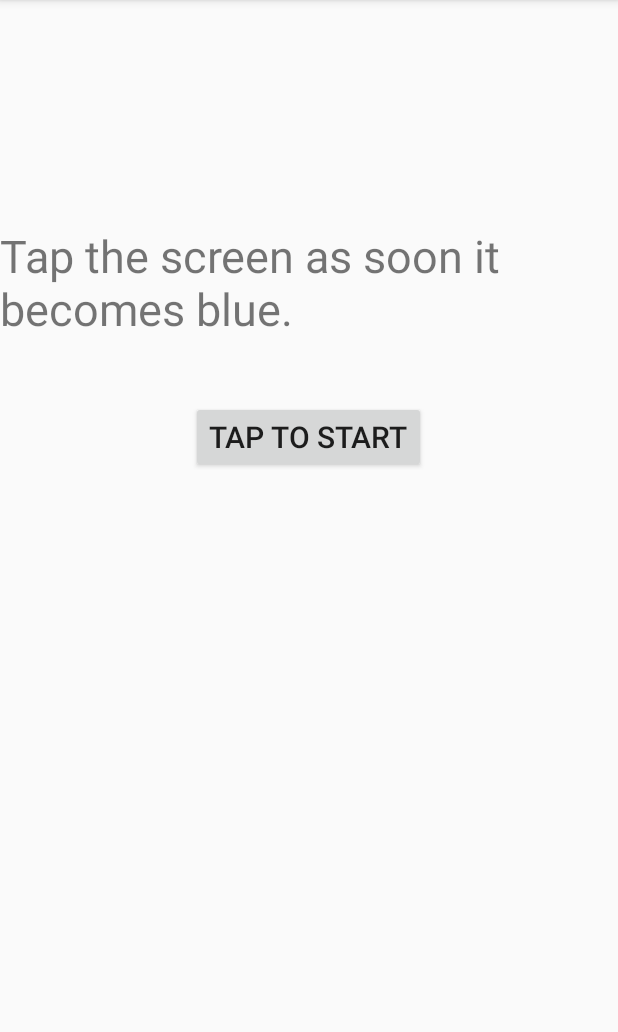
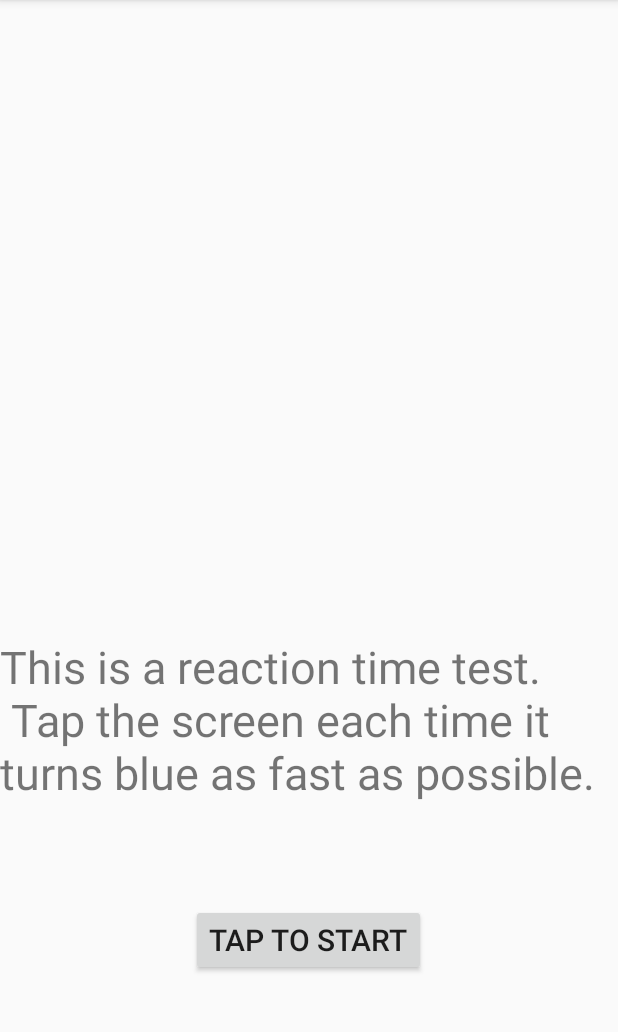
Before and after one commit to henrykaw/personalData, an Android app: the ReponseTime screen opened directly, with no data from a screen before it, on a phone screen of 412 x 824 dp, the part 84-1116 px from its top. Run offline under Robolectric (Android 15) with nearby library versions, the phone set to English and light mode, and no system bars.

Commit message:
Test updates

```diff
--- a/app/src/main/res/layout/activity_digit_span.xml
+++ b/app/src/main/res/layout/activity_digit_span.xml
@@ -22,7 +22,7 @@
         android:layout_width="wrap_content"
         android:layout_height="wrap_content"
         android:textSize="20sp"
-        android:text="Digit Span Test"
+        android:text="@string/digit_intro"
         android:layout_alignParentTop="true"
         android:layout_centerHorizontal="true"
         android:textAlignment="center"
--- a/app/src/main/res/layout/activity_reponse_time.xml
+++ b/app/src/main/res/layout/activity_reponse_time.xml
@@ -15,9 +15,9 @@
         android:layout_height="wrap_content"
         android:id="@+id/start_button"
         android:onClick="reponseStartButtonPressed"
-        android:layout_below="@+id/textView"
+        android:layout_alignParentBottom="true"
         android:layout_centerHorizontal="true"
-        android:layout_marginTop="63dp" />
+        android:layout_marginBottom="117dp" />
 
     <TextView
         android:text=""
@@ -34,9 +34,10 @@
         android:id="@+id/reponseIntro"
         android:layout_width="wrap_content"
         android:layout_height="wrap_content"
-        android:layout_alignTop="@+id/textView"
-        android:layout_centerHorizontal="true"
         android:text="@string/reponse_time_intro"
-        android:textSize="30sp"/>
+        android:textSize="30sp"
+        android:layout_above="@+id/start_button"
+        android:layout_alignParentStart="true"
+        android:layout_marginBottom="67dp" />
 
 </RelativeLayout>
--- a/app/src/main/res/values/strings.xml
+++ b/app/src/main/res/values/strings.xml
@@ -3,7 +3,7 @@
     <string name="b_start">Start</string>
     <string name="digit_test">This is the new activity.</string>
     <string name="b_back">Back</string>
-    <string name="stroop_letters">Name the color of the letters.</string>
+    <string name="stroop_letters">Tap the button corresponding to the color of the letters (Not the spelled word).</string>
     <string name="stroop_word">Tap the matching button of the spelled word.</string>
     <string name="stroop_end">Exercise completed, tap the button below to continue.</string>
     <string name="understood">Understood</string>
@@ -22,9 +22,9 @@
     <string name="worst_text2">Worst time will be shown here</string>
     <string name="average_text1">Average</string>
     <string name="average_text2">Average time will be shown here</string>
-    <string name="reponse_time_intro">Tap the screen as soon it becomes blue.</string>
+    <string name="reponse_time_intro">This is a reaction time test.\n Tap the screen each time it turns blue as fast as possible.</string>
     <string name="Reaction">Reaction time</string>
     <string name="Stroop">Stroop</string>
-    <string name="Digit_Span">Digit Span</string>
+    <string name="digit_intro">Digit span test \n Instructions will appear when the test begins.</string>
 
 </resources>
```
Also changed, not shown: app/src/main/res/layout/activity_stroop.xml (+4 -4 lines).
